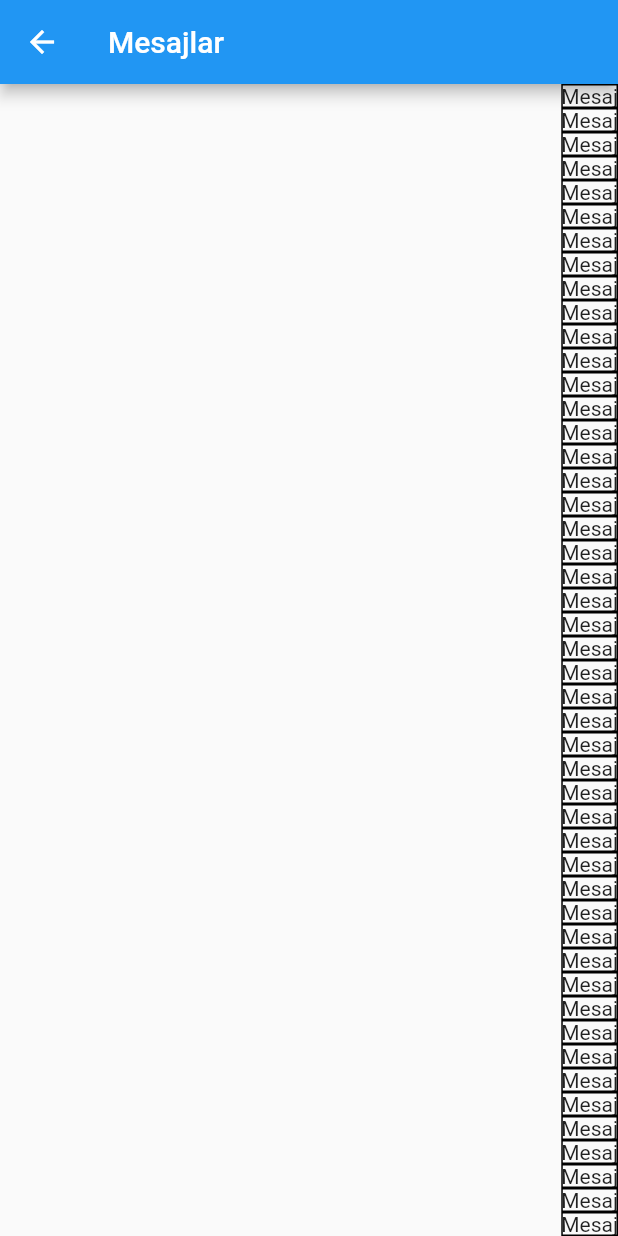
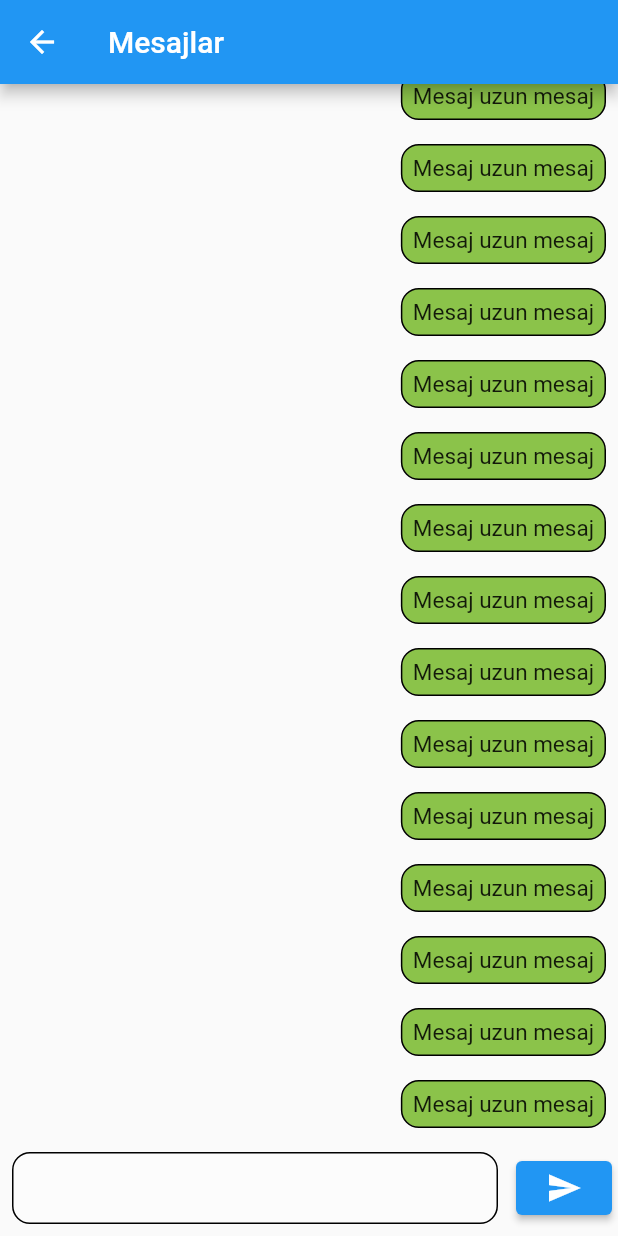
Before and after one commit to Gokay6051/OgrenciApp-, a Flutter app: the MesajlarSayfasi screen opened directly, on a phone screen of 412 x 824 dp. Run offline on Flutter 3.47's test engine with Material 2 defaults, Android fonts, the phone set to English and light mode, and no system bars.

Commit message:
Messages page edited.

```diff
--- a/lib/mesajlar_sayfasi.dart
+++ b/lib/mesajlar_sayfasi.dart
@@ -1,3 +1,5 @@
+import 'dart:math';
+
 import 'package:flutter/material.dart';
 
 class MesajlarSayfasi extends StatefulWidget {
@@ -14,17 +16,67 @@ class _MesajlarSayfasiState extends State<MesajlarSayfasi> {
       appBar: AppBar(
         title: Text("Mesajlar"),
       ),
-      body: ListView.builder(itemBuilder: (context, index) {
-        bool benMiyim = true;
-        return Align(
-          alignment: Alignment.centerRight,
-          child: DecoratedBox(
-            decoration: BoxDecoration(
-                border: Border.all(color: Colors.black, width: 1)),
-            child: Text("Mesaj"),
+      body: Column(
+        children: [
+          Expanded(
+            child: ListView.builder(
+                reverse: true,
+                itemBuilder: (context, index) {
+                  bool benMiyim = Random().nextBool();
+                  return Align(
+                    alignment:
+                        benMiyim ? Alignment.centerRight : Alignment.centerLeft,
+                    child: Padding(
+                      padding: const EdgeInsets.all(8.0),
+                      child: DecoratedBox(
+                        decoration: BoxDecoration(
+                            border: Border.all(
+                              color: Colors.black,
+                              width: 1,
+                            ),
+                            color: benMiyim ? Colors.lightGreen : Colors.cyan,
+                            borderRadius:
+                                BorderRadius.all(Radius.circular(12))),
+                        child: Padding(
+                          padding: const EdgeInsets.symmetric(
+                              vertical: 7, horizontal: 8),
+                          child: Text(
+                            "Mesaj uzun mesaj",
+                            style: TextStyle(fontSize: 15),
+                          ),
+                        ),
+                      ),
+                    ),
+                  );
+                }),
           ),
-        );
-      }),
+          Row(
+            children: [
+              Expanded(
+                child: Padding(
+                  padding: const EdgeInsets.all(8.0),
+                  child: DecoratedBox(
+                      decoration: BoxDecoration(
+                        border: Border.all(),
+                        color: Colors.white30,
+                        borderRadius: BorderRadius.all(Radius.circular(12)),
+                      ),
+                      child: TextField(
+                        decoration: InputDecoration(
+                          border: InputBorder.none,
+                        ),
+                      )),
+                ),
+              ),
+              Padding(
+                padding: const EdgeInsets.all(4.0),
+                child:
+                    ElevatedButton(onPressed: () {}, child: Icon(Icons.send)),
+              ),
+            ],
+          ),
+        ],
+      ),
     );
   }
 }
```
